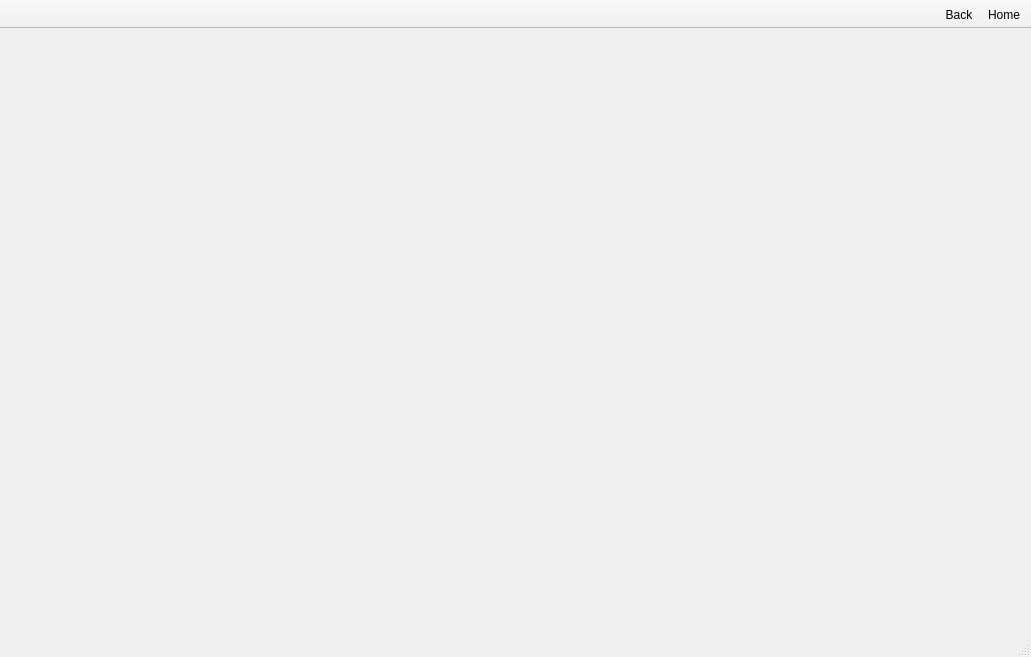
Before: the Qt Designer form BodegueroHero/mainwindow.ui in ErickHernandez/BodegueroHero, drawn with Qt 5.
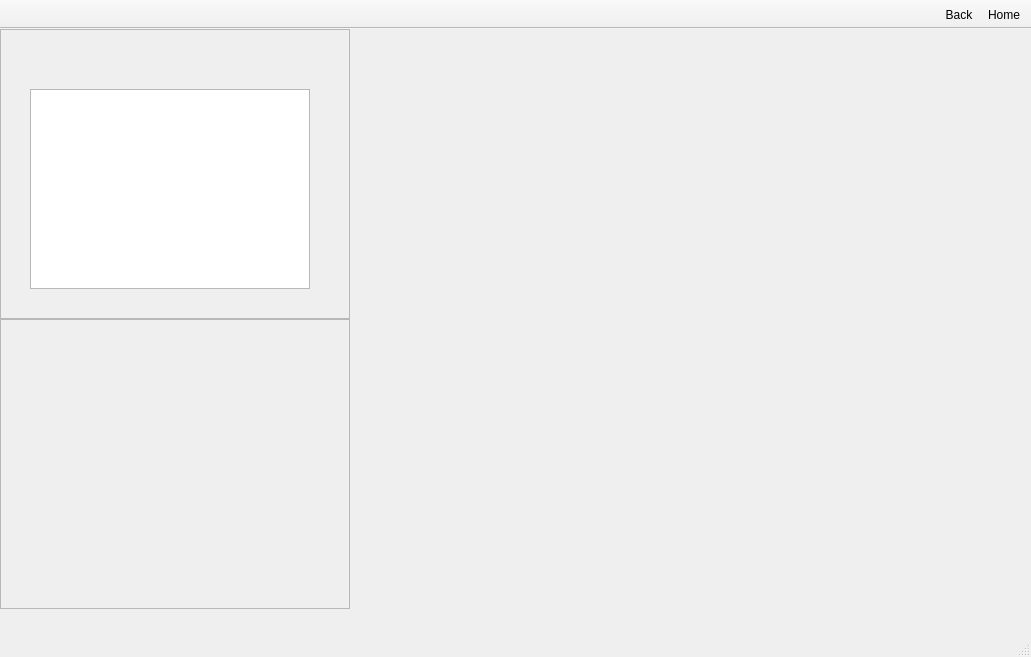
After: the same form once the commit is applied. The open tabs and pages were chosen to show the change. Icons and pictures are not drawn.

Commit message:
Preview del puzzle
Agregue nuevas clases, imagenes al proyecto. POTATO

```diff
--- a/BodegueroHero/mainwindow.ui
+++ b/BodegueroHero/mainwindow.ui
@@ -1137,7 +1137,56 @@
     </widget>
     <widget class="QWidget" name="Levels"/>
     <widget class="QWidget" name="Scores"/>
-    <widget class="QWidget" name="Play"/>
+    <widget class="QWidget" name="Play">
+     <widget class="QFrame" name="frame">
+      <property name="geometry">
+       <rect>
+        <x>0</x>
+        <y>0</y>
+        <width>350</width>
+        <height>290</height>
+       </rect>
+      </property>
+      <property name="frameShape">
+       <enum>QFrame::StyledPanel</enum>
+      </property>
+      <property name="frameShadow">
+       <enum>QFrame::Raised</enum>
+      </property>
+      <widget class="QGraphicsView" name="graphicsView_Preview">
+       <property name="geometry">
+        <rect>
+         <x>30</x>
+         <y>60</y>
+         <width>280</width>
+         <height>200</height>
+        </rect>
+       </property>
+       <property name="verticalScrollBarPolicy">
+        <enum>Qt::ScrollBarAlwaysOff</enum>
+       </property>
+       <property name="horizontalScrollBarPolicy">
+        <enum>Qt::ScrollBarAlwaysOff</enum>
+       </property>
+      </widget>
+     </widget>
+     <widget class="QFrame" name="frame_4">
+      <property name="geometry">
+       <rect>
+        <x>0</x>
+        <y>290</y>
+        <width>350</width>
+        <height>290</height>
+       </rect>
+      </property>
+      <property name="frameShape">
+       <enum>QFrame::StyledPanel</enum>
+      </property>
+      <property name="frameShadow">
+       <enum>QFrame::Raised</enum>
+      </property>
+     </widget>
+    </widget>
     <widget class="QWidget" name="page_8"/>
    </widget>
   </widget>
```
Left out of the diff: 2 changed lines with no effect on the pictures. The commit also changes 17 other files.
